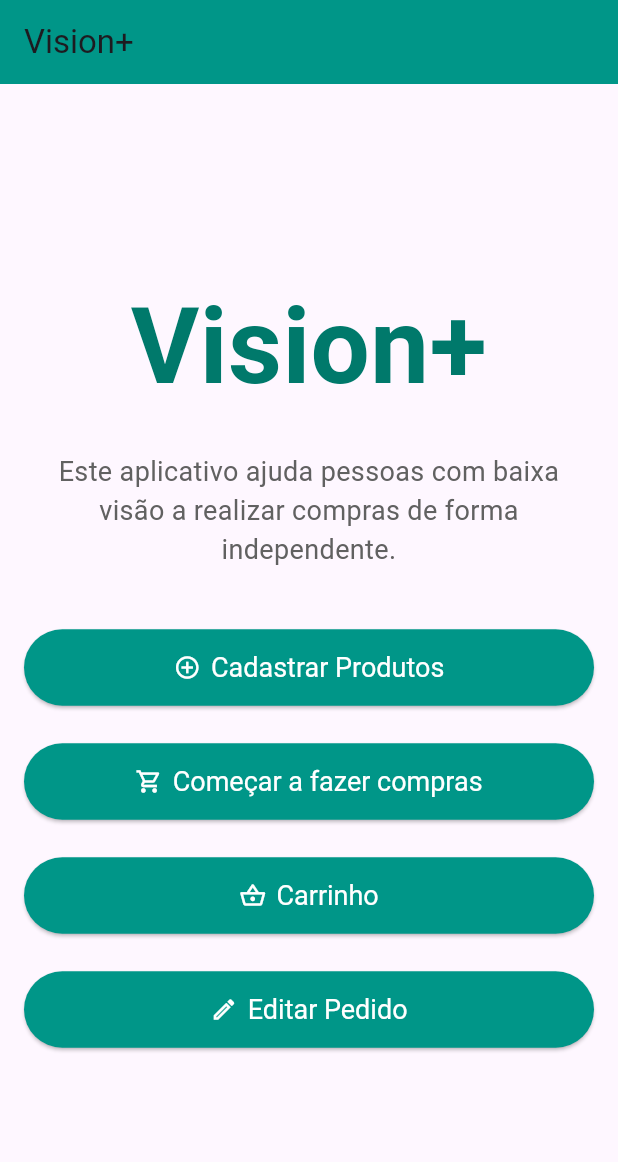
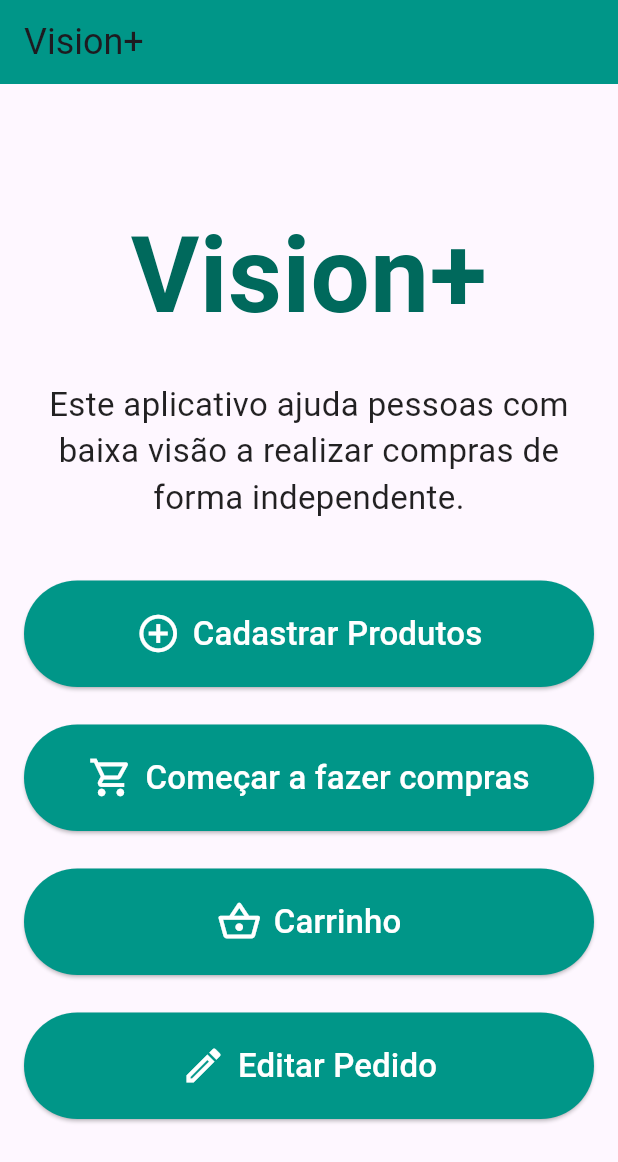
Before and after one commit to GabrieLlussi/AppVision, a Flutter app: the screen it shows after launch, on a phone screen of 412 x 824 dp. Shown: the top 1162 px of the screen. Run offline on Flutter 3.47's test engine with Material 3 defaults, Android fonts, the phone set to English and light mode, and no system bars; our stand-ins replace cloud_firestore, firebase_core, firebase_storage, image_picker; accounts and stored records are empty.

Commit message:
Alteração Tela Inicial

```diff
--- a/projetomobile/lib/main.dart
+++ b/projetomobile/lib/main.dart
@@ -30,9 +30,15 @@ class MyApp extends StatelessWidget {
 class HomePage extends StatelessWidget {
   @override
   Widget build(BuildContext context) {
+    // Obter o tamanho preferido da fonte do usuário
+    double preferredFontSize = MediaQuery.of(context).textScaleFactor;
+
     return Scaffold(
       appBar: AppBar(
-        title: Text('Vision+'),
+        title: Text(
+          'Vision+',
+          style: TextStyle(fontSize: 24.0 * preferredFontSize),
+        ),
         backgroundColor: Colors.teal,
       ),
       body: Padding(
@@ -42,32 +48,42 @@ class HomePage extends StatelessWidget {
           crossAxisAlignment: CrossAxisAlignment.stretch,
           children: <Widget>[
             Text(
-              'Vision+ ',
+              'Vision+',
               textAlign: TextAlign.center,
-              style: TextStyle(fontSize: 70.0, fontWeight: FontWeight.bold, color: Colors.teal[700]),
+              style: TextStyle(
+                fontSize: 70.0 * preferredFontSize,
+                fontWeight: FontWeight.bold,
+                color: Colors.teal[800], // Maior contraste
+              ),
             ),
             SizedBox(height: 20),
             Text(
               'Este aplicativo ajuda pessoas com baixa visão a realizar compras de forma independente.',
               textAlign: TextAlign.center,
-              style: TextStyle(fontSize: 18.0, color: Colors.grey[700]),
+              style: TextStyle(
+                fontSize: 22.0 * preferredFontSize, // Aumentar o tamanho da fonte
+                color: Colors.black87, // Maior contraste
+              ),
             ),
             SizedBox(height: 40),
             ElevatedButton.icon(
               onPressed: () {
+                // Fornecer feedback auditivo
                 // Navegar para a tela de cadastro de produtos
                 Navigator.push(
                   context,
                   MaterialPageRoute(builder: (context) => TelaCadastroProduto()),
                 );
               },
-              icon: Icon(Icons.add_circle_outline),
-              label: Text('Cadastrar Produtos'),
+              icon: Icon(Icons.add_circle_outline, size: 30 * preferredFontSize), // Ícones maiores
+              label: Text(
+                'Cadastrar Produtos',
+                style: TextStyle(fontSize: 22.0 * preferredFontSize), // Aumentar o tamanho do texto
+              ),
               style: ElevatedButton.styleFrom(
-                backgroundColor: Colors.teal, //Cor do botão
-                foregroundColor: Colors.white, //Cor do texto
-                padding: EdgeInsets.symmetric(vertical: 15.0),
-                textStyle: TextStyle(fontSize: 18.0),
+                backgroundColor: Colors.teal,
+                foregroundColor: Colors.white,
+                padding: EdgeInsets.symmetric(vertical: 20.0), // Mais espaço para toque
               ),
             ),
             SizedBox(height: 25),
@@ -79,13 +95,15 @@ class HomePage extends StatelessWidget {
                   MaterialPageRoute(builder: (context) => CarrinhoPage()),
                 );
               },
-              icon: Icon(Icons.shopping_cart_outlined),
-              label: Text('Começar a fazer compras'),
+              icon: Icon(Icons.shopping_cart_outlined, size: 30 * preferredFontSize),
+              label: Text(
+                'Começar a fazer compras',
+                style: TextStyle(fontSize: 22.0 * preferredFontSize),
+              ),
               style: ElevatedButton.styleFrom(
-                backgroundColor: Colors.teal, //Cor do botão
-                foregroundColor: Colors.white, //Cor do texto
-                padding: EdgeInsets.symmetric(vertical: 15.0),
-                textStyle: TextStyle(fontSize: 18.0),
+                backgroundColor: Colors.teal,
+                foregroundColor: Colors.white,
+                padding: EdgeInsets.symmetric(vertical: 20.0),
               ),
             ),
             SizedBox(height: 25),
@@ -97,13 +115,15 @@ class HomePage extends StatelessWidget {
                   MaterialPageRoute(builder: (context) => Carrinho()),
                 );
               },
-              icon: Icon(Icons.shopping_basket_outlined),
-              label: Text('Carrinho'),
+              icon: Icon(Icons.shopping_basket_outlined, size: 30 * preferredFontSize),
+              label: Text(
+                'Carrinho',
+                style: TextStyle(fontSize: 22.0 * preferredFontSize),
+              ),
               style: ElevatedButton.styleFrom(
-                backgroundColor: Colors.teal, // Cor do botão
-                foregroundColor: Colors.white, // Cor do texto
-                padding: EdgeInsets.symmetric(vertical: 15.0),
-                textStyle: TextStyle(fontSize: 18.0),
+                backgroundColor: Colors.teal,
+                foregroundColor: Colors.white,
+                padding: EdgeInsets.symmetric(vertical: 20.0),
               ),
             ),
             SizedBox(height: 25),
@@ -115,14 +135,16 @@ class HomePage extends StatelessWidget {
                   MaterialPageRoute(builder: (context) => TelaListaProdutos()),
                 );
               },
-              icon: Icon(Icons.edit_outlined),
-              label: Text('Editar Pedido'),
+              icon: Icon(Icons.edit_outlined, size: 30 * preferredFontSize),
+              label: Text(
+                'Editar Pedido',
+                style: TextStyle(fontSize: 22.0 * preferredFontSize),
+              ),
               style: ElevatedButton.styleFrom(
-                backgroundColor: Colors.teal, // Cor do botão
-                foregroundColor: Colors.white, // Cor do texto
-                padding: EdgeInsets.symmetric(vertical: 15.0),
-                textStyle: TextStyle(fontSize: 18.0),
-            ),
+                backgroundColor: Colors.teal,
+                foregroundColor: Colors.white,
+                padding: EdgeInsets.symmetric(vertical: 20.0),
+              ),
             ),
           ],
         ),
```
